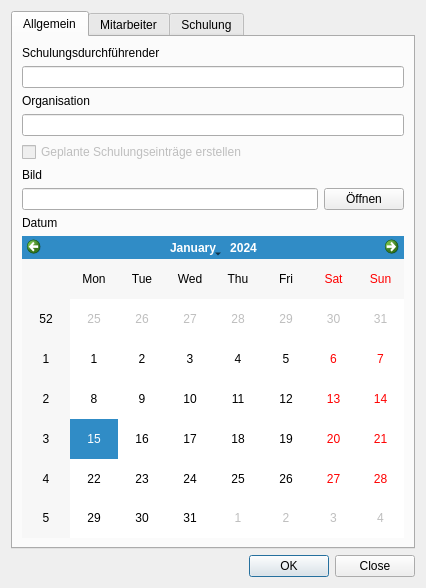
The window that ui/qmsigninglistdialog.ui (Christian-Kr/QualificationMatrix) describes before a commit, drawn with Qt 5.
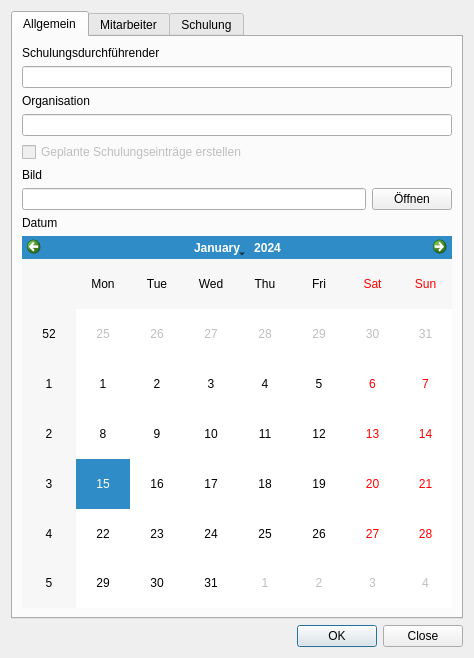
The same window after the commit. Icons and pictures are not drawn.

What changed in the file:
```diff
--- a/ui/qmsigninglistdialog.ui
+++ b/ui/qmsigninglistdialog.ui
@@ -6,8 +6,8 @@
    <rect>
     <x>0</x>
     <y>0</y>
-    <width>426</width>
-    <height>588</height>
+    <width>474</width>
+    <height>658</height>
    </rect>
   </property>
   <property name="windowTitle">
```
Left out of the diff: 10 changed lines with no effect on the pictures.
